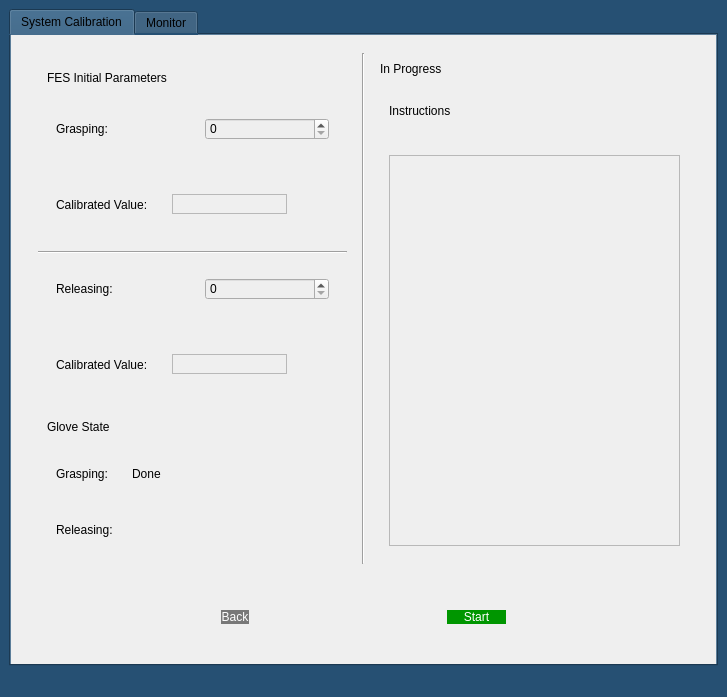
This is UI/calibration.ui in Sherif-2001/BCI-Graduation-Project as Qt 5 draws it before an edit. The edited form follows.
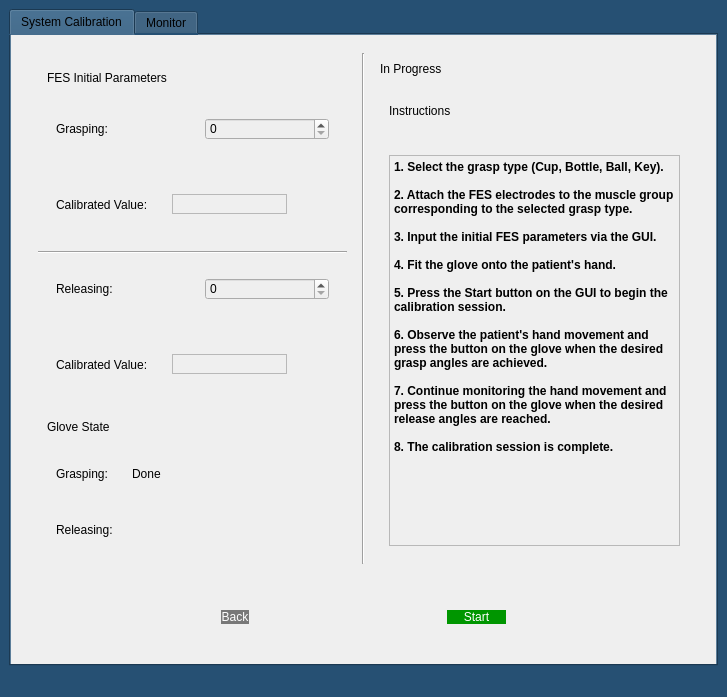
This is the edited form. The open tabs and pages were chosen to show the change.

Commit message: Update calibration screen

Patch:
```diff
--- a/UI/calibration.ui
+++ b/UI/calibration.ui
@@ -399,6 +399,23 @@
                    <property name="readOnly">
                     <bool>true</bool>
                    </property>
+                   <property name="html">
+                    <string>&lt;!DOCTYPE HTML PUBLIC &quot;-//W3C//DTD HTML 4.0//EN&quot; &quot;http://www.w3.org/TR/REC-html40/strict.dtd&quot;&gt;
+&lt;html&gt;&lt;head&gt;&lt;meta name=&quot;qrichtext&quot; content=&quot;1&quot; /&gt;&lt;meta charset=&quot;utf-8&quot; /&gt;&lt;style type=&quot;text/css&quot;&gt;
+p, li { white-space: pre-wrap; }
+hr { height: 1px; border-width: 0; }
+li.unchecked::marker { content: &quot;\2610&quot;; }
+li.checked::marker { content: &quot;\2612&quot;; }
+&lt;/style&gt;&lt;/head&gt;&lt;body style=&quot; font-family:'Segoe UI'; font-size:9pt; font-weight:400; font-style:normal;&quot;&gt;
+&lt;p style=&quot; margin-top:0px; margin-bottom:0px; margin-left:0px; margin-right:0px; -qt-block-indent:0; text-indent:0px;&quot;&gt;&lt;span style=&quot; font-weight:700;&quot;&gt;1. Select the grasp type (Cup, Bottle, Ball, Key).&lt;br /&gt;&lt;/span&gt;&lt;/p&gt;
+&lt;p style=&quot; margin-top:0px; margin-bottom:0px; margin-left:0px; margin-right:0px; -qt-block-indent:0; text-indent:0px;&quot;&gt;&lt;span style=&quot; font-weight:700;&quot;&gt;2. Attach the FES electrodes to the muscle group corresponding to the selected grasp type.&lt;br /&gt;&lt;/span&gt;&lt;/p&gt;
+&lt;p style=&quot; margin-top:0px; margin-bottom:0px; margin-left:0px; margin-right:0px; -qt-block-indent:0; text-indent:0px;&quot;&gt;&lt;span style=&quot; font-weight:700;&quot;&gt;3. Input the initial FES parameters via the GUI.&lt;br /&gt;&lt;/span&gt;&lt;/p&gt;
+&lt;p style=&quot; margin-top:0px; margin-bottom:0px; margin-left:0px; margin-right:0px; -qt-block-indent:0; text-indent:0px;&quot;&gt;&lt;span style=&quot; font-weight:700;&quot;&gt;4. Fit the glove onto the patient's hand.&lt;br /&gt;&lt;/span&gt;&lt;/p&gt;
+&lt;p style=&quot; margin-top:0px; margin-bottom:0px; margin-left:0px; margin-right:0px; -qt-block-indent:0; text-indent:0px;&quot;&gt;&lt;span style=&quot; font-weight:700;&quot;&gt;5. Press the Start button on the GUI to begin the calibration session.&lt;br /&gt;&lt;/span&gt;&lt;/p&gt;
+&lt;p style=&quot; margin-top:0px; margin-bottom:0px; margin-left:0px; margin-right:0px; -qt-block-indent:0; text-indent:0px;&quot;&gt;&lt;span style=&quot; font-weight:700;&quot;&gt;6. Observe the patient's hand movement and press the button on the glove when the desired grasp angles are achieved.&lt;br /&gt;&lt;/span&gt;&lt;/p&gt;
+&lt;p style=&quot; margin-top:0px; margin-bottom:0px; margin-left:0px; margin-right:0px; -qt-block-indent:0; text-indent:0px;&quot;&gt;&lt;span style=&quot; font-weight:700;&quot;&gt;7. Continue monitoring the hand movement and press the button on the glove when the desired release angles are reached.&lt;br /&gt;&lt;/span&gt;&lt;/p&gt;
+&lt;p style=&quot; margin-top:0px; margin-bottom:0px; margin-left:0px; margin-right:0px; -qt-block-indent:0; text-indent:0px;&quot;&gt;&lt;span style=&quot; font-weight:700;&quot;&gt;8. The calibration session is complete.&lt;/span&gt;&lt;/p&gt;&lt;/body&gt;&lt;/html&gt;</string>
+                   </property>
                   </widget>
                  </item>
                 </layout>
```
The commit also changes 2 other files.
